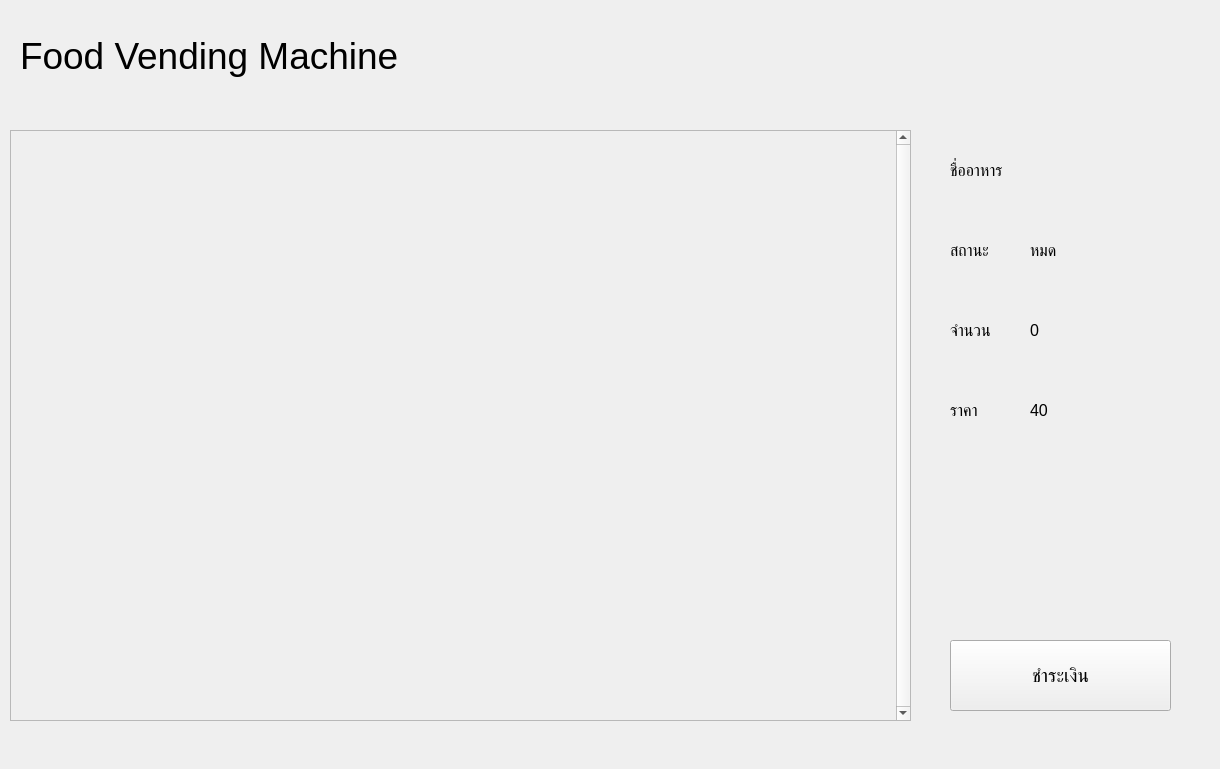
Old version of the form assets/design/MainScreen.ui in the repository LagSeeN/Py-Food-Vending-Machine.
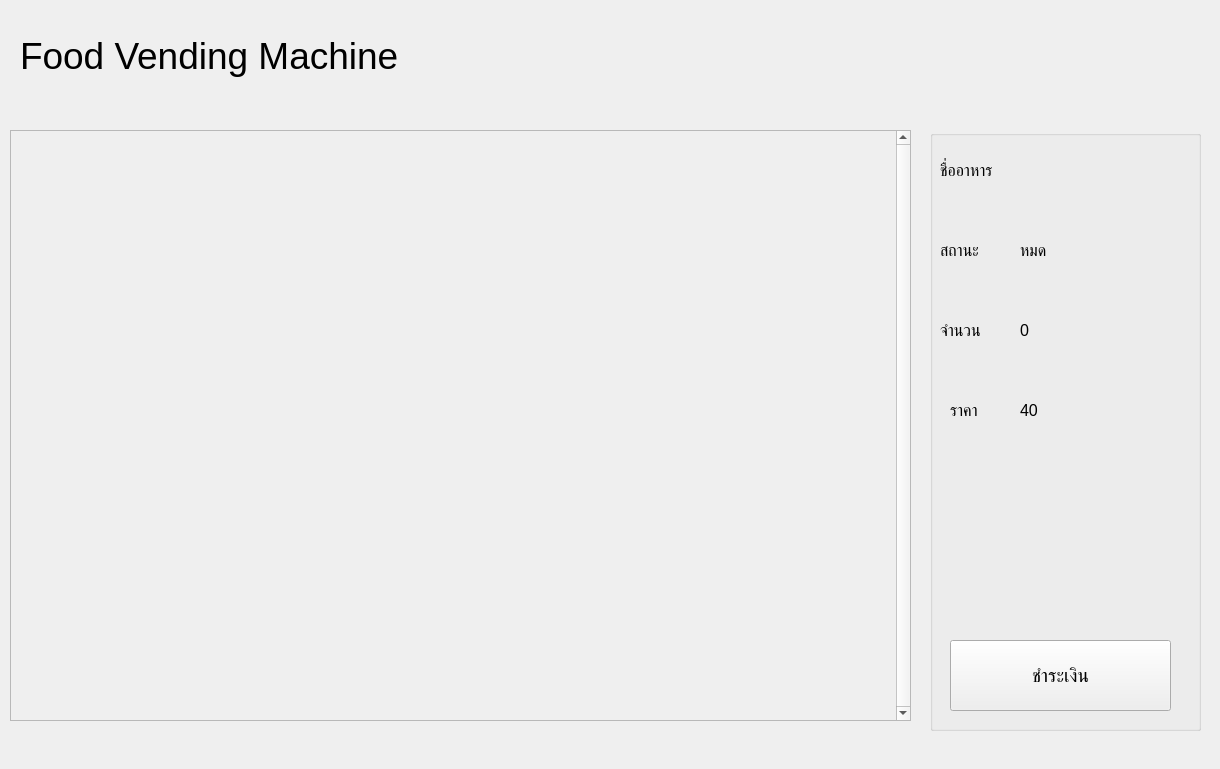
New version of the form.

Commit message: :hammer: update design

Diff of the .ui file:
```diff
--- a/assets/design/MainScreen.ui
+++ b/assets/design/MainScreen.ui
@@ -2,9 +2,6 @@
 <ui version="4.0">
  <class>MainForm</class>
  <widget class="QWidget" name="MainForm">
-  <property name="windowModality">
-   <enum>Qt::NonModal</enum>
-  </property>
   <property name="geometry">
    <rect>
     <x>0</x>
@@ -19,6 +16,18 @@
     <verstretch>0</verstretch>
    </sizepolicy>
   </property>
+  <property name="minimumSize">
+   <size>
+    <width>1220</width>
+    <height>769</height>
+   </size>
+  </property>
+  <property name="maximumSize">
+   <size>
+    <width>1220</width>
+    <height>769</height>
+   </size>
+  </property>
   <property name="windowTitle">
    <string>Main Screen - Food Vending Machine</string>
   </property>
@@ -86,11 +95,47 @@
     </layout>
    </widget>
   </widget>
-  <widget class="QLabel" name="label">
+  <widget class="QLabel" name="lblTimeClock">
    <property name="geometry">
     <rect>
-     <x>950</x>
-     <y>140</y>
+     <x>750</x>
+     <y>10</y>
+     <width>451</width>
+     <height>91</height>
+    </rect>
+   </property>
+   <property name="font">
+    <font>
+     <pointsize>28</pointsize>
+    </font>
+   </property>
+   <property name="text">
+    <string/>
+   </property>
+   <property name="alignment">
+    <set>Qt::AlignRight|Qt::AlignTrailing|Qt::AlignVCenter</set>
+   </property>
+  </widget>
+  <widget class="QGroupBox" name="groupBoxDetailFood">
+   <property name="geometry">
+    <rect>
+     <x>930</x>
+     <y>130</y>
+     <width>271</width>
+     <height>601</height>
+    </rect>
+   </property>
+   <property name="title">
+    <string/>
+   </property>
+   <property name="flat">
+    <bool>true</bool>
+   </property>
+   <widget class="QLabel" name="lblName">
+    <property name="geometry">
+     <rect>
+      <x>10</x>
+      <y>10</y>
      <width>251</width>
      <height>61</height>
     </rect>
@@ -113,8 +158,8 @@
   <widget class="QLabel" name="label_2">
    <property name="geometry">
     <rect>
-     <x>950</x>
-     <y>220</y>
+      <x>10</x>
+      <y>90</y>
      <width>61</width>
      <height>61</height>
     </rect>
@@ -134,11 +179,83 @@
     <set>Qt::AlignLeading|Qt::AlignLeft|Qt::AlignVCenter</set>
    </property>
   </widget>
+   <widget class="QLabel" name="lblStatus">
+    <property name="geometry">
+     <rect>
+      <x>90</x>
+      <y>90</y>
+      <width>171</width>
+      <height>61</height>
+     </rect>
+    </property>
+    <property name="font">
+     <font>
+      <pointsize>12</pointsize>
+     </font>
+    </property>
+    <property name="layoutDirection">
+     <enum>Qt::LeftToRight</enum>
+    </property>
+    <property name="text">
+     <string>หมด</string>
+    </property>
+    <property name="alignment">
+     <set>Qt::AlignLeading|Qt::AlignLeft|Qt::AlignVCenter</set>
+    </property>
+   </widget>
+   <widget class="QLabel" name="label_6">
+    <property name="geometry">
+     <rect>
+      <x>10</x>
+      <y>170</y>
+      <width>61</width>
+      <height>61</height>
+     </rect>
+    </property>
+    <property name="font">
+     <font>
+      <pointsize>12</pointsize>
+     </font>
+    </property>
+    <property name="layoutDirection">
+     <enum>Qt::LeftToRight</enum>
+    </property>
+    <property name="text">
+     <string>จำนวน</string>
+    </property>
+    <property name="alignment">
+     <set>Qt::AlignLeading|Qt::AlignLeft|Qt::AlignVCenter</set>
+    </property>
+   </widget>
+   <widget class="QLabel" name="lblStock">
+    <property name="geometry">
+     <rect>
+      <x>90</x>
+      <y>170</y>
+      <width>171</width>
+      <height>61</height>
+     </rect>
+    </property>
+    <property name="font">
+     <font>
+      <pointsize>12</pointsize>
+     </font>
+    </property>
+    <property name="layoutDirection">
+     <enum>Qt::LeftToRight</enum>
+    </property>
+    <property name="text">
+     <string>0</string>
+    </property>
+    <property name="alignment">
+     <set>Qt::AlignLeading|Qt::AlignLeft|Qt::AlignVCenter</set>
+    </property>
+   </widget>
   <widget class="QLabel" name="label_3">
    <property name="geometry">
     <rect>
-     <x>950</x>
-     <y>380</y>
+      <x>20</x>
+      <y>250</y>
      <width>61</width>
      <height>61</height>
     </rect>
@@ -158,35 +275,11 @@
     <set>Qt::AlignLeading|Qt::AlignLeft|Qt::AlignVCenter</set>
    </property>
   </widget>
-  <widget class="QLabel" name="label_4">
+   <widget class="QLabel" name="lblPrice">
    <property name="geometry">
     <rect>
-     <x>1030</x>
-     <y>220</y>
-     <width>171</width>
-     <height>61</height>
-    </rect>
-   </property>
-   <property name="font">
-    <font>
-     <pointsize>12</pointsize>
-    </font>
-   </property>
-   <property name="layoutDirection">
-    <enum>Qt::LeftToRight</enum>
-   </property>
-   <property name="text">
-    <string>หมด</string>
-   </property>
-   <property name="alignment">
-    <set>Qt::AlignLeading|Qt::AlignLeft|Qt::AlignVCenter</set>
-   </property>
-  </widget>
-  <widget class="QLabel" name="label_5">
-   <property name="geometry">
-    <rect>
-     <x>1030</x>
-     <y>380</y>
+      <x>90</x>
+      <y>250</y>
      <width>171</width>
      <height>61</height>
     </rect>
@@ -206,11 +299,11 @@
     <set>Qt::AlignLeading|Qt::AlignLeft|Qt::AlignVCenter</set>
    </property>
   </widget>
-  <widget class="QPushButton" name="pushButton">
+   <widget class="QPushButton" name="btnPay">
    <property name="geometry">
     <rect>
-     <x>950</x>
-     <y>640</y>
+      <x>20</x>
+      <y>510</y>
      <width>221</width>
      <height>71</height>
     </rect>
@@ -224,64 +317,11 @@
     <string>ชำระเงิน</string>
    </property>
   </widget>
-  <widget class="QLabel" name="label_6">
-   <property name="geometry">
-    <rect>
-     <x>950</x>
-     <y>300</y>
-     <width>61</width>
-     <height>61</height>
-    </rect>
-   </property>
-   <property name="font">
-    <font>
-     <pointsize>12</pointsize>
-    </font>
-   </property>
-   <property name="layoutDirection">
-    <enum>Qt::LeftToRight</enum>
-   </property>
-   <property name="text">
-    <string>จำนวน</string>
-   </property>
-   <property name="alignment">
-    <set>Qt::AlignLeading|Qt::AlignLeft|Qt::AlignVCenter</set>
-   </property>
   </widget>
-  <widget class="QLabel" name="label_7">
-   <property name="geometry">
-    <rect>
-     <x>1030</x>
-     <y>300</y>
-     <width>171</width>
-     <height>61</height>
-    </rect>
-   </property>
-   <property name="font">
-    <font>
-     <pointsize>12</pointsize>
-    </font>
-   </property>
-   <property name="layoutDirection">
-    <enum>Qt::LeftToRight</enum>
-   </property>
-   <property name="text">
-    <string>0</string>
-   </property>
-   <property name="alignment">
-    <set>Qt::AlignLeading|Qt::AlignLeft|Qt::AlignVCenter</set>
-   </property>
-  </widget>
+  <zorder>groupBoxDetailFood</zorder>
   <zorder>foodArea</zorder>
   <zorder>lblHeader</zorder>
-  <zorder>label</zorder>
-  <zorder>label_2</zorder>
-  <zorder>label_3</zorder>
-  <zorder>label_4</zorder>
-  <zorder>label_5</zorder>
-  <zorder>pushButton</zorder>
-  <zorder>label_6</zorder>
-  <zorder>label_7</zorder>
+  <zorder>lblTimeClock</zorder>
  </widget>
  <resources>
   <include location="../image/7-11_Food/food.qrc"/>
```
Left out of the diff: 5 changed lines with no effect on the pictures. Lines whose indentation alone changed are shown as unchanged. The commit also changes 2 other files.
